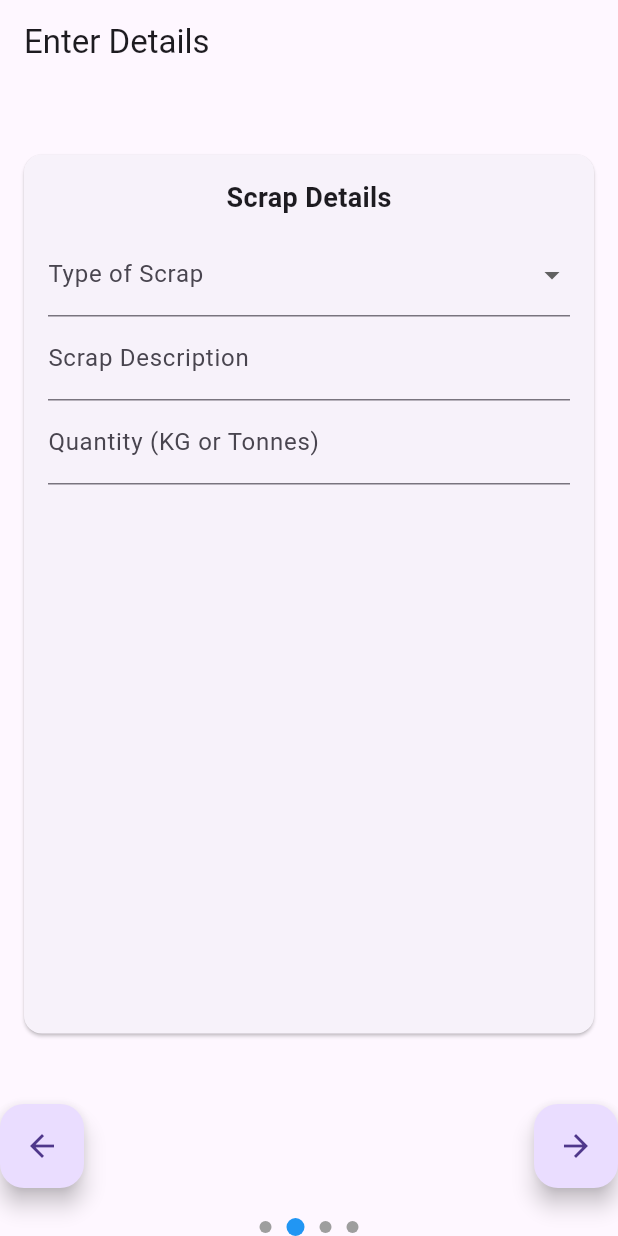
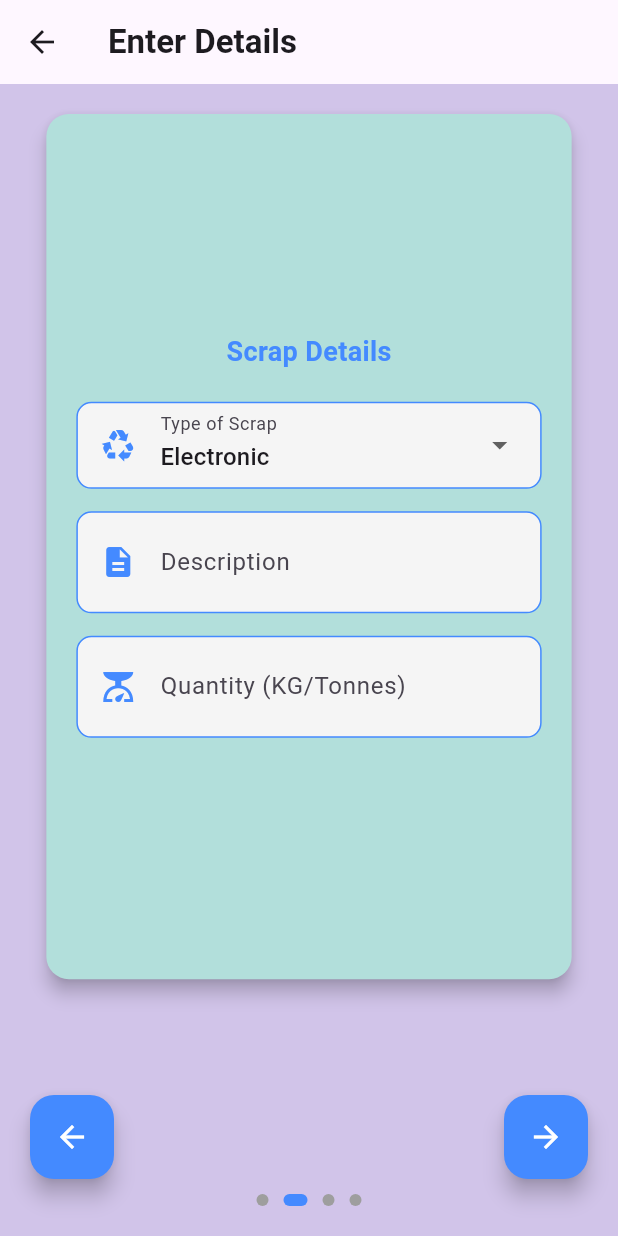
Before and after one commit to hackewaste/integrate_ewaste, a Flutter app: the EnterDetailsPage screen opened directly, after a tap on the "arrow forward" icon, on a phone screen of 412 x 824 dp. Run offline on Flutter 3.47's test engine with Material 3 defaults, Android fonts, the phone set to English and light mode, and no system bars; drawn by our look-alikes of carousel_slider; our stand-ins replace cloud_firestore, dotted_border, firebase_auth, firebase_core, fl_chart, flutter_map and 5 more; accounts and stored records are empty.

Commit message:
B2B enter details

```diff
--- a/lib/main.dart
+++ b/lib/main.dart
@@ -1,5 +1,6 @@
 import 'package:cloud_firestore/cloud_firestore.dart';
 import 'package:ewaste/firebase_options.dart';
+import 'package:ewaste/pages/EarnPage.dart';
 import 'package:ewaste/pages/OrderSummaryPage.dart';
 import 'package:ewaste/pages/RequestConfirmationPage.dart';
 import 'package:ewaste/pages/RequestTrackingPage.dart';
@@ -8,6 +9,7 @@
 import 'package:ewaste/pages/VolunteerRequestPage.dart';
 import 'package:ewaste/pages/dropImage.dart';
 import 'package:ewaste/pages/login.dart';
+import 'package:ewaste/pages/redeem.dart';
 import 'package:ewaste/pages/register.dart';
 import 'package:ewaste/presentations/user/B2B/Confirmation/b2b_req_confirmation.dart';
 import 'package:ewaste/presentations/user/B2B/Details/enter_details_page.dart';
@@ -61,12 +63,11 @@
     return MaterialApp(
       title: 'EcoElectronic',
       debugShowCheckedModeBanner: false,
-      home: EnterDetailsPage(),
+      home: RewardsScreen(),
       theme: ThemeData(
         primarySwatch: Colors.green,
         visualDensity: VisualDensity.adaptivePlatformDensity,
       ),
-      home: const SplashScreen(),
     );
   }
 }
--- a/lib/presentations/user/B2B/Details/enter_details_page.dart
+++ b/lib/presentations/user/B2B/Details/enter_details_page.dart
@@ -1,9 +1,9 @@
+import 'package:ewaste/pages/OrderSummaryPage.dart';
 import 'package:flutter/material.dart';
-import 'package:carousel_slider/carousel_slider.dart';
-import 'widgets/business_info.dart';
-import 'widgets/scrap_details.dart';
-import 'widgets/pickup_logistics.dart';
-import 'widgets/pricing_payment.dart';
+import 'package:ewaste/presentations/user/B2B/Details/widgets/business_info.dart';
+import 'package:ewaste/presentations/user/B2B/Details/widgets/pickup_logistics.dart';
+import 'package:ewaste/presentations/user/B2B/Details/widgets/pricing_payment.dart';
+import 'package:ewaste/presentations/user/B2B/Details/widgets/scrap_details.dart';
 
 class EnterDetailsPage extends StatefulWidget {
   @override
@@ -11,8 +11,8 @@
 }
 
 class _EnterDetailsPageState extends State<EnterDetailsPage> {
-  int _currentIndex = 0;
-  CarouselController _carouselController = CarouselController();
+  final PageController _pageController = PageController();
+  int _currentPage = 0;
 
   final List<Widget> _sections = [
     BusinessInfoSection(),
@@ -21,81 +21,105 @@
     PricingPaymentSection(),
   ];
 
-  void _nextSection() {
-    if (_currentIndex < _sections.length - 1) {
+  void _nextPage() {
+    if (_currentPage < _sections.length - 1) {
       setState(() {
-        _currentIndex++;
+        _currentPage++;
+        _pageController.animateToPage(_currentPage, duration: Duration(milliseconds: 300), curve: Curves.easeInOut);
       });
-      _carouselController.nextPage();
     }
   }
 
-  void _prevSection() {
-    if (_currentIndex > 0) {
+  void _prevPage() {
+    if (_currentPage > 0) {
       setState(() {
-        _currentIndex--;
+        _currentPage--;
+        _pageController.animateToPage(_currentPage, duration: Duration(milliseconds: 300), curve: Curves.easeInOut);
       });
-      _carouselController.previousPage();
     }
   }
 
   @override
   Widget build(BuildContext context) {
     return Scaffold(
-      appBar: AppBar(title: Text("Enter Details")),
+      backgroundColor: Colors.deepPurple[100],
+      appBar: AppBar(title: Text("Enter Details", style: TextStyle(fontWeight: FontWeight.bold))),
       body: Column(
         children: [
           Expanded(
-            child: CarouselSlider(
-              carouselController: _carouselController,
-              options: CarouselOptions(
-                height: MediaQuery.of(context).size.height * 0.75,
-                enableInfiniteScroll: false,
-                viewportFraction: 1.0,
-                onPageChanged: (index, reason) {
-                  setState(() {
-                    _currentIndex = index;
-                  });
-                },
-              ),
-              items: _sections.map((widget) => Container(child: widget)).toList(),
+            child: PageView(
+              controller: _pageController,
+              physics: BouncingScrollPhysics(),
+              onPageChanged: (index) {
+                setState(() => _currentPage = index);
+              },
+              children: _sections,
             ),
           ),
-          Row(
-            mainAxisAlignment: MainAxisAlignment.spaceBetween,
-            children: [
-              if (_currentIndex > 0)
-                FloatingActionButton(
-                  onPressed: _prevSection,
-                  child: Icon(Icons.arrow_back),
-                ),
-              FloatingActionButton(
-                onPressed: _nextSection,
-                child: Icon(_currentIndex == _sections.length - 1 ? Icons.check : Icons.arrow_forward),
-              ),
-            ],
-          ),
-          SizedBox(height: 20),
-          AnimatedContainer(
-            duration: Duration(milliseconds: 300),
-            child: Row(
-              mainAxisAlignment: MainAxisAlignment.center,
-              children: List.generate(
-                _sections.length,
-                    (index) => Container(
-                  margin: EdgeInsets.symmetric(horizontal: 5),
-                  width: _currentIndex == index ? 12 : 8,
-                  height: _currentIndex == index ? 12 : 8,
-                  decoration: BoxDecoration(
-                    shape: BoxShape.circle,
-                    color: _currentIndex == index ? Colors.blue : Colors.grey,
-                  ),
-                ),
-              ),
-            ),
+          _buildNavigationButtons(),
+          _buildPageIndicator(),
+        ],
+      ),
+    );
+  }
+
+  Widget _buildNavigationButtons() {
+    return Padding(
+      padding: const EdgeInsets.symmetric(horizontal: 20, vertical: 10),
+      child: Row(
+        mainAxisAlignment: MainAxisAlignment.spaceBetween,
+        children: [
+          _currentPage > 0
+              ? FloatingActionButton(
+            backgroundColor: Colors.blueAccent,
+            onPressed: _prevPage,
+            child: Icon(Icons.arrow_back, color: Colors.white),
+          )
+              : SizedBox(width: 56),
+          _currentPage < _sections.length - 1
+              ? FloatingActionButton(
+            backgroundColor: Colors.blueAccent,
+            onPressed: _nextPage,
+            child: Icon(Icons.arrow_forward, color: Colors.white),
+          )
+              : FloatingActionButton(
+            backgroundColor: Colors.green,
+            onPressed: _submitForm,
+            child: Icon(Icons.check, color: Colors.white),
           ),
         ],
       ),
     );
   }
+
+  void _submitForm() {
+    // Placeholder for Firebase submission logic
+    Navigator.push(
+      context,
+      MaterialPageRoute(builder: (context) =>OrderSummaryPage ()),
+    );
+
+  }
+
+  Widget _buildPageIndicator() {
+    return Padding(
+      padding: const EdgeInsets.only(bottom: 20),
+      child: Row(
+        mainAxisAlignment: MainAxisAlignment.center,
+        children: List.generate(
+          _sections.length,
+              (index) => AnimatedContainer(
+            duration: Duration(milliseconds: 300),
+            margin: EdgeInsets.symmetric(horizontal: 5),
+            width: _currentPage == index ? 16 : 8,
+            height: 8,
+            decoration: BoxDecoration(
+              color: _currentPage == index ? Colors.blueAccent : Colors.grey,
+              borderRadius: BorderRadius.circular(10),
+            ),
+          ),
+        ),
+      ),
+    );
+  }
 }
--- a/lib/presentations/user/B2B/Details/widgets/business_info.dart
+++ b/lib/presentations/user/B2B/Details/widgets/business_info.dart
@@ -1,30 +1,27 @@
 import 'package:flutter/material.dart';
+import '../widgets/ui_helpers.dart';
 
 class BusinessInfoSection extends StatelessWidget {
+  final TextEditingController companyNameController = TextEditingController();
+  final TextEditingController gstController = TextEditingController();
+  final String businessType = "Manufacturing";
+
   @override
   Widget build(BuildContext context) {
-    return Center(
-      child: Card(
-        margin: EdgeInsets.all(16),
-        child: Padding(
-          padding: EdgeInsets.all(16),
-          child: Column(
-            children: [
-              Text("Business Information", style: TextStyle(fontSize: 18, fontWeight: FontWeight.bold)),
-              SizedBox(height: 10),
-              TextField(decoration: InputDecoration(labelText: "Company Name")),
-              TextField(decoration: InputDecoration(labelText: "GST Number (Optional)")),
-              DropdownButtonFormField(
-                items: ["Manufacturing", "IT", "Retail"]
-                    .map((e) => DropdownMenuItem(value: e, child: Text(e)))
-                    .toList(),
-                onChanged: (val) {},
-                decoration: InputDecoration(labelText: "Business Type"),
-              ),
-            ],
-          ),
+    return buildCenteredCard(
+      context,
+      title: "Business Information",
+      children: [
+        buildInputField(companyNameController, "Company Name", Icons.business),
+        buildInputField(gstController, "GST Number (Optional)", Icons.confirmation_number),
+        buildDropdownField(
+          label: "Business Type",
+          value: businessType,
+          items: ["Manufacturing", "Retail", "Service"],
+          icon: Icons.category,
+          onChanged: (val) {},
         ),
-      ),
+      ],
     );
   }
 }
--- a/lib/presentations/user/B2B/Details/widgets/pickup_logistics.dart
+++ b/lib/presentations/user/B2B/Details/widgets/pickup_logistics.dart
@@ -1,28 +1,36 @@
+import 'package:ewaste/presentations/user/B2B/Details/widgets/ui_helpers.dart';
 import 'package:flutter/material.dart';
 
-class PickupLogisticsSection extends StatelessWidget {
+
+class PickupLogisticsSection extends StatefulWidget {
+  @override
+  _PickupLogisticsSectionState createState() => _PickupLogisticsSectionState();
+}
+
+class _PickupLogisticsSectionState extends State<PickupLogisticsSection> {
+  bool _requiresLoadingAssistance = false;
+  TextEditingController _pickupAddressController = TextEditingController();
+  TextEditingController dateTimeController = TextEditingController();
+
   @override
   Widget build(BuildContext context) {
-    return Center(
-      child: Card(
-        margin: EdgeInsets.all(16),
-        child: Padding(
-          padding: EdgeInsets.all(16),
-          child: Column(
-            children: [
-              Text("Pickup & Logistics", style: TextStyle(fontSize: 18, fontWeight: FontWeight.bold)),
-              SizedBox(height: 10),
-              TextField(decoration: InputDecoration(labelText: "Pickup Address")),
-              TextField(decoration: InputDecoration(labelText: "Pickup Date & Time")),
-              SwitchListTile(
-                title: Text("Loading Assistance Required?"),
-                value: false,
-                onChanged: (bool val) {},
-              ),
-            ],
-          ),
+    return buildCenteredCard(
+
+      context,
+      title: "Pickup & Logistics",
+      children: [
+        buildInputField(_pickupAddressController, "Pickup Address", Icons.location_on),
+        buildInputField(dateTimeController, "Pickup Date & Time", Icons.calendar_today),
+        buildSwitchField(
+          "Requires Loading Assistance",
+          _requiresLoadingAssistance,
+              (bool value) {
+            setState(() {
+              _requiresLoadingAssistance = value;
+            });
+          },
         ),
-      ),
+      ],
     );
   }
 }
--- a/lib/presentations/user/B2B/Details/widgets/pricing_payment.dart
+++ b/lib/presentations/user/B2B/Details/widgets/pricing_payment.dart
@@ -1,34 +1,27 @@
 import 'package:flutter/material.dart';
+import '../widgets/ui_helpers.dart';
 
 class PricingPaymentSection extends StatelessWidget {
+  final TextEditingController priceController = TextEditingController();
+  bool negotiationAllowed = true;
+  final String paymentMode = "UPI";
+
   @override
   Widget build(BuildContext context) {
-    return Center(
-      child: Card(
-        margin: EdgeInsets.all(16),
-        child: Padding(
-          padding: EdgeInsets.all(16),
-          child: Column(
-            children: [
-              Text("Pricing & Payment", style: TextStyle(fontSize: 18, fontWeight: FontWeight.bold)),
-              SizedBox(height: 10),
-              TextField(decoration: InputDecoration(labelText: "Expected Price (Optional)")),
-              SwitchListTile(
-                title: Text("Negotiation Allowed?"),
-                value: true,
-                onChanged: (bool val) {},
-              ),
-              DropdownButtonFormField(
-                items: ["UPI", "Bank Transfer", "Cash", "Cheque"]
-                    .map((e) => DropdownMenuItem(value: e, child: Text(e)))
-                    .toList(),
-                onChanged: (val) {},
-                decoration: InputDecoration(labelText: "Payment Mode"),
-              ),
-            ],
-          ),
+    return buildCenteredCard(
+      context,
+      title: "Pricing & Payment",
+      children: [
+        buildInputField(priceController, "Expected Price", Icons.price_check),
+        buildSwitchField("Negotiation Allowed", negotiationAllowed, (val) {}),
+        buildDropdownField(
+          label: "Payment Mode",
+          value: paymentMode,
+          items: ["UPI", "Bank Transfer", "Cash"],
+          icon: Icons.payment,
+          onChanged: (val) {},
         ),
-      ),
+      ],
     );
   }
 }
--- a/lib/presentations/user/B2B/Details/widgets/scrap_details.dart
+++ b/lib/presentations/user/B2B/Details/widgets/scrap_details.dart
@@ -1,30 +1,27 @@
 import 'package:flutter/material.dart';
+import '../widgets/ui_helpers.dart';
 
 class ScrapDetailsSection extends StatelessWidget {
+  final String scrapType = "Electronic";
+  final TextEditingController descriptionController = TextEditingController();
+  final TextEditingController quantityController = TextEditingController();
+
   @override
   Widget build(BuildContext context) {
-    return Center(
-      child: Card(
-        margin: EdgeInsets.all(16),
-        child: Padding(
-          padding: EdgeInsets.all(16),
-          child: Column(
-            children: [
-              Text("Scrap Details", style: TextStyle(fontSize: 18, fontWeight: FontWeight.bold)),
-              SizedBox(height: 10),
-              DropdownButtonFormField(
-                items: ["Metal", "Plastic", "Electronic"]
-                    .map((e) => DropdownMenuItem(value: e, child: Text(e)))
-                    .toList(),
-                onChanged: (val) {},
-                decoration: InputDecoration(labelText: "Type of Scrap"),
-              ),
-              TextField(decoration: InputDecoration(labelText: "Scrap Description")),
-              TextField(decoration: InputDecoration(labelText: "Quantity (KG or Tonnes)")),
-            ],
-          ),
+    return buildCenteredCard(
+      context,
+      title: "Scrap Details",
+      children: [
+        buildDropdownField(
+          label: "Type of Scrap",
+          value: scrapType,
+          items: ["Metal", "Plastic", "Electronic"],
+          icon: Icons.recycling,
+          onChanged: (val) {},
         ),
-      ),
+        buildInputField(descriptionController, "Description", Icons.description),
+        buildInputField(quantityController, "Quantity (KG/Tonnes)", Icons.scale),
+      ],
     );
   }
 }
--- /dev/null
+++ b/lib/presentations/user/B2B/Details/widgets/ui_helpers.dart
@@ -0,0 +1,122 @@
+import 'package:flutter/material.dart';
+
+Widget buildCenteredCard(BuildContext context,{required String title, required List<Widget> children}) {
+  return SingleChildScrollView(
+
+    child: Center(
+      child: Card(
+        elevation: 5,
+        shape: RoundedRectangleBorder(borderRadius: BorderRadius.circular(15)),
+        margin: EdgeInsets.symmetric(vertical: 20),
+        color: Colors.teal[100]
+        ,
+        child: Container(
+          width: MediaQuery.of(context).size.width * 0.85,
+          height: MediaQuery.of(context).size.height * 0.7,
+          padding: EdgeInsets.all(20),
+          child: Column(
+            mainAxisAlignment: MainAxisAlignment.center,
+            crossAxisAlignment: CrossAxisAlignment.start,
+            children: [
+              Center(
+                child: Text(
+                  title,
+                  style: TextStyle(fontSize: 18, fontWeight: FontWeight.bold, color: Colors.blueAccent),
+                ),
+              ),
+              SizedBox(height: 20),
+              ...children,
+            ],
+          ),
+        ),
+      ),
+    ),
+  );
+}
+
+Widget buildInputField(TextEditingController controller, String label, IconData icon) {
+  return Container(
+    margin: EdgeInsets.only(bottom: 15),
+    padding: EdgeInsets.symmetric(horizontal: 15, vertical: 5),
+    decoration: BoxDecoration(
+      color: Colors.grey[100],
+      borderRadius: BorderRadius.circular(10),
+      border: Border.all(color: Colors.blueAccent, width: 1),
+    ),
+    child: TextField(
+      controller: controller,
+      decoration: InputDecoration(
+        icon: Icon(icon, color: Colors.blueAccent),
+        labelText: label,
+        border: InputBorder.none,
+      ),
+    ),
+  );
+}
+
+Widget buildDropdownField({required String label, required String value, required List<String> items, required IconData icon, required void Function(String?) onChanged}) {
+  return Container(
+    margin: EdgeInsets.only(bottom: 15),
+    padding: EdgeInsets.symmetric(horizontal: 15),
+    decoration: BoxDecoration(
+      color: Colors.grey[100],
+      borderRadius: BorderRadius.circular(10),
+      border: Border.all(color: Colors.blueAccent, width: 1),
+    ),
+    child: DropdownButtonFormField(
+      value: value,
+      items: items.map((e) => DropdownMenuItem(value: e, child: Text(e))).toList(),
+      onChanged: onChanged,
+      decoration: InputDecoration(
+        icon: Icon(icon, color: Colors.blueAccent),
+        labelText: label,
+        border: InputBorder.none,
+      ),
+    ),
+  );
+}
+
+Widget buildSwitchField(String label, bool value, Function(bool) onChanged) {
+  return SwitchListTile(
+    title: Text(label),
+    value: value,
+    onChanged: onChanged,
+    activeColor: Colors.blueAccent,
+  );
+}
+Widget buildStyledDropdown({
+  required String label,
+  required String value,
+  required List<String> items,
+  required IconData icon,
+  required void Function(String?) onChanged,
+}) {
+  return Container(
+    margin: EdgeInsets.only(bottom: 15),
+    padding: EdgeInsets.symmetric(horizontal: 15),
+    decoration: BoxDecoration(
+      color: Colors.grey[100],
+      borderRadius: BorderRadius.circular(10),
+      border: Border.all(color: Colors.blueAccent, width: 1),
+    ),
+    child: DropdownButtonFormField<String>(
+      value: value,
+      isExpanded: true,
+      icon: Icon(Icons.arrow_drop_down, color: Colors.blueAccent),
+      decoration: InputDecoration(
+        icon: Icon(icon, color: Colors.blueAccent),
+        labelText: label,
+        border: InputBorder.none,
+      ),
+      dropdownColor: Colors.white,
+      style: TextStyle(color: Colors.black, fontSize: 16),
+      items: items.map((String item) {
+        return DropdownMenuItem<String>(
+          value: item,
+          child: Text(item),
+        );
+      }).toList(),
+      onChanged: onChanged,
+    ),
+  );
+}
--- a/pubspec.yaml
+++ b/pubspec.yaml
@@ -47,7 +47,9 @@
   flutter_map: ^6.1.0
   latlong2: ^0.9.0
   geolocator: ^11.0.0
-  carousel_slider: ^4.2.1
+  carousel_slider: 4.1.1
+  font_awesome_flutter: ^10.7.0  # For icons like buildings, trucks, money, etc.
+  animate_do: ^3.0.2
 
 
 dev_dependencies:
```
Also changed, not shown: pubspec.lock, 4 other files.
